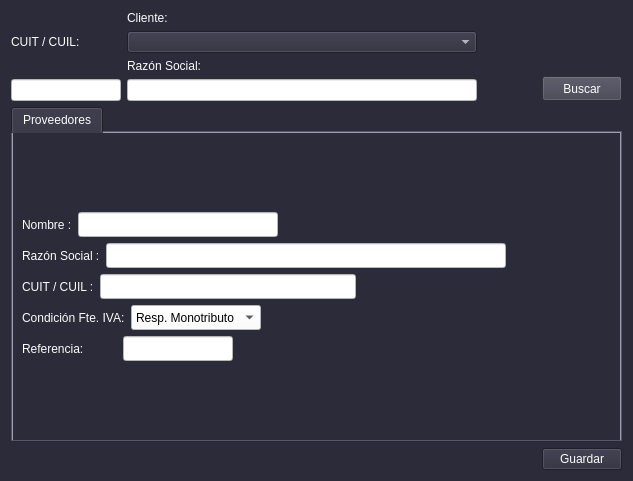
First picture: the form in form_proveedores.ui, repository lriccombene/sgc1, before the edit.
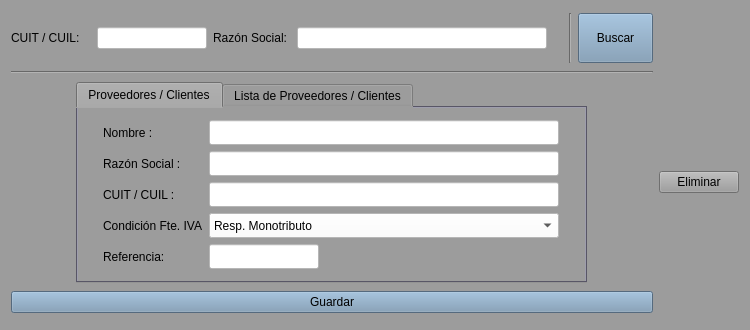
Second picture: the form after the edit.

```diff
--- a/form_proveedores.ui
+++ b/form_proveedores.ui
@@ -6,27 +6,51 @@
    <rect>
     <x>0</x>
     <y>0</y>
-    <width>633</width>
-    <height>481</height>
+    <width>750</width>
+    <height>330</height>
    </rect>
   </property>
+  <property name="minimumSize">
+   <size>
+    <width>750</width>
+    <height>300</height>
+   </size>
+  </property>
+  <property name="maximumSize">
+   <size>
+    <width>750</width>
+    <height>400</height>
+   </size>
+  </property>
   <property name="windowTitle">
    <string>Proveedores</string>
   </property>
   <property name="styleSheet">
-   <string notr="true">color: rgb(3, 3, 3);
-background-color: rgb(44, 43, 58);
-font: 10pt &quot;Liberation Sans&quot;;
-color: rgb(252, 252, 252);
-selection-background-color: rgb(155, 155, 185);</string>
+   <string notr="true">font: 10pt &quot;Liberation Sans&quot;;
+color: rgb(0, 0, 0);
+background-color: rgb(156, 156, 156);
+selection-background-color: rgb(164, 190, 221);
+selection-color: rgb(0, 0, 0);</string>
   </property>
-  <layout class="QGridLayout" name="gridLayout_2">
+  <layout class="QGridLayout" name="gridLayout_4">
    <item row="0" column="0">
-    <layout class="QHBoxLayout" name="horizontalLayout_15">
+    <layout class="QHBoxLayout" name="horizontalLayout_24">
      <item>
-      <layout class="QVBoxLayout" name="verticalLayout_2">
+      <layout class="QHBoxLayout" name="horizontalLayout_20">
        <item>
-        <widget class="QLabel" name="label_15">
+        <widget class="QLabel" name="label_19">
+         <property name="minimumSize">
+          <size>
+           <width>80</width>
+           <height>0</height>
+          </size>
+         </property>
+         <property name="maximumSize">
+          <size>
+           <width>80</width>
+           <height>16777215</height>
+          </size>
+         </property>
          <property name="text">
           <string>CUIT / CUIL: </string>
          </property>
@@ -58,19 +82,9 @@
       </layout>
      </item>
      <item>
-      <layout class="QVBoxLayout" name="verticalLayout_3">
+      <layout class="QHBoxLayout" name="horizontalLayout_23">
        <item>
-        <widget class="QLabel" name="label_2">
-         <property name="text">
-          <string>Cliente:</string>
-         </property>
-        </widget>
-       </item>
-       <item>
-        <widget class="QComboBox" name="cbx_cliente"/>
-       </item>
-       <item>
-        <widget class="QLabel" name="label_16">
+        <widget class="QLabel" name="label_20">
          <property name="text">
           <string>Razón Social: </string>
          </property>
@@ -80,13 +94,13 @@
         <widget class="QLineEdit" name="lne_razon_social">
          <property name="minimumSize">
           <size>
-           <width>350</width>
+           <width>250</width>
            <height>0</height>
           </size>
          </property>
          <property name="maximumSize">
           <size>
-           <width>350</width>
+           <width>250</width>
            <height>16777215</height>
           </size>
          </property>
@@ -96,37 +110,44 @@
          </property>
         </widget>
        </item>
+       <item>
+        <spacer name="horizontalSpacer">
+         <property name="orientation">
+          <enum>Qt::Horizontal</enum>
+         </property>
+         <property name="sizeHint" stdset="0">
+          <size>
+           <width>40</width>
+           <height>20</height>
+          </size>
+         </property>
+        </spacer>
+       </item>
       </layout>
      </item>
      <item>
-      <spacer name="horizontalSpacer_12">
+      <widget class="Line" name="line_2">
        <property name="orientation">
-        <enum>Qt::Horizontal</enum>
+        <enum>Qt::Vertical</enum>
        </property>
-       <property name="sizeHint" stdset="0">
-        <size>
-         <width>40</width>
-         <height>20</height>
-        </size>
-       </property>
-      </spacer>
+      </widget>
      </item>
-     <item alignment="Qt::AlignBottom">
+     <item>
       <widget class="QPushButton" name="btn_buscar">
        <property name="minimumSize">
         <size>
-         <width>0</width>
-         <height>25</height>
+         <width>75</width>
+         <height>50</height>
         </size>
        </property>
        <property name="maximumSize">
         <size>
-         <width>16777215</width>
-         <height>25</height>
+         <width>75</width>
+         <height>50</height>
         </size>
        </property>
        <property name="styleSheet">
-        <string notr="true">background-color: rgb(64, 63, 78);</string>
+        <string notr="true">background-color: rgb(119, 149, 177);</string>
        </property>
        <property name="text">
         <string>Buscar</string>
@@ -135,15 +156,27 @@
      </item>
     </layout>
    </item>
-   <item row="2" column="0" alignment="Qt::AlignRight">
-    <widget class="QPushButton" name="btn_guardar">
-     <property name="text">
-      <string>Guardar</string>
-     </property>
-    </widget>
-   </item>
    <item row="1" column="0">
+    <widget class="Line" name="line">
+     <property name="orientation">
+      <enum>Qt::Horizontal</enum>
+     </property>
+    </widget>
+   </item>
+   <item row="2" column="0" alignment="Qt::AlignHCenter">
     <widget class="QTabWidget" name="tabWidget">
+     <property name="minimumSize">
+      <size>
+       <width>511</width>
+       <height>201</height>
+      </size>
+     </property>
+     <property name="maximumSize">
+      <size>
+       <width>501</width>
+       <height>201</height>
+      </size>
+     </property>
      <property name="styleSheet">
       <string notr="true">QTabWidget{
 background-color: rgb(123, 121, 143);
@@ -162,224 +195,35 @@
      </property>
      <widget class="QWidget" name="tab">
       <attribute name="title">
-       <string>Proveedores</string>
+       <string>Proveedores / Clientes</string>
       </attribute>
-      <layout class="QGridLayout" name="gridLayout">
+      <layout class="QGridLayout" name="gridLayout_3">
        <item row="0" column="0">
-        <layout class="QVBoxLayout" name="verticalLayout">
+        <layout class="QHBoxLayout" name="horizontalLayout">
          <item>
-          <layout class="QHBoxLayout" name="horizontalLayout">
-           <item>
+          <layout class="QGridLayout" name="gridLayout">
+           <item row="0" column="0">
             <widget class="QLabel" name="label">
              <property name="text">
               <string>Nombre :</string>
              </property>
             </widget>
            </item>
-           <item>
-            <widget class="QLineEdit" name="lne_nombre">
-             <property name="minimumSize">
-              <size>
-               <width>200</width>
-               <height>25</height>
-              </size>
-             </property>
-             <property name="maximumSize">
-              <size>
-               <width>200</width>
-               <height>25</height>
-              </size>
-             </property>
-             <property name="styleSheet">
-              <string notr="true">background-color: rgb(255, 255, 255);</string>
-             </property>
-            </widget>
-           </item>
-           <item>
-            <spacer name="horizontalSpacer_5">
-             <property name="orientation">
-              <enum>Qt::Horizontal</enum>
-             </property>
-             <property name="sizeHint" stdset="0">
-              <size>
-               <width>40</width>
-               <height>20</height>
-              </size>
-             </property>
-            </spacer>
-           </item>
-           <item>
-            <spacer name="horizontalSpacer_11">
-             <property name="orientation">
-              <enum>Qt::Horizontal</enum>
-             </property>
-             <property name="sizeHint" stdset="0">
-              <size>
-               <width>40</width>
-               <height>20</height>
-              </size>
-             </property>
-            </spacer>
-           </item>
-           <item>
-            <spacer name="horizontalSpacer_7">
-             <property name="orientation">
-              <enum>Qt::Horizontal</enum>
-             </property>
-             <property name="sizeHint" stdset="0">
-              <size>
-               <width>40</width>
-               <height>20</height>
-              </size>
-             </property>
-            </spacer>
-           </item>
-           <item>
-            <spacer name="horizontalSpacer_9">
-             <property name="orientation">
-              <enum>Qt::Horizontal</enum>
-             </property>
-             <property name="sizeHint" stdset="0">
-              <size>
-               <width>40</width>
-               <height>20</height>
-              </size>
-             </property>
-            </spacer>
-           </item>
-           <item>
-            <spacer name="horizontalSpacer_6">
-             <property name="orientation">
-              <enum>Qt::Horizontal</enum>
-             </property>
-             <property name="sizeHint" stdset="0">
-              <size>
-               <width>40</width>
-               <height>20</height>
-              </size>
-             </property>
-            </spacer>
-           </item>
-           <item>
-            <spacer name="horizontalSpacer_8">
-             <property name="orientation">
-              <enum>Qt::Horizontal</enum>
-             </property>
-             <property name="sizeHint" stdset="0">
-              <size>
-               <width>40</width>
-               <height>20</height>
-              </size>
-             </property>
-            </spacer>
-           </item>
-           <item>
-            <spacer name="horizontalSpacer">
-             <property name="orientation">
-              <enum>Qt::Horizontal</enum>
-             </property>
-             <property name="sizeHint" stdset="0">
-              <size>
-               <width>40</width>
-               <height>20</height>
-              </size>
-             </property>
-            </spacer>
-           </item>
-          </layout>
-         </item>
-         <item>
-          <layout class="QHBoxLayout" name="horizontalLayout_2">
-           <item>
+           <item row="1" column="0">
             <widget class="QLabel" name="label_3">
              <property name="text">
               <string>Razón Social :</string>
              </property>
             </widget>
            </item>
-           <item>
-            <widget class="QLineEdit" name="lne_razon_social_proveedor">
-             <property name="enabled">
-              <bool>true</bool>
-             </property>
-             <property name="minimumSize">
-              <size>
-               <width>400</width>
-               <height>25</height>
-              </size>
-             </property>
-             <property name="maximumSize">
-              <size>
-               <width>400</width>
-               <height>25</height>
-              </size>
-             </property>
-             <property name="styleSheet">
-              <string notr="true">background-color: rgb(255, 255, 255);</string>
-             </property>
-            </widget>
-           </item>
-           <item>
-            <spacer name="horizontalSpacer_10">
-             <property name="orientation">
-              <enum>Qt::Horizontal</enum>
-             </property>
-             <property name="sizeHint" stdset="0">
-              <size>
-               <width>40</width>
-               <height>20</height>
-              </size>
-             </property>
-            </spacer>
-           </item>
-          </layout>
-         </item>
-         <item>
-          <layout class="QHBoxLayout" name="horizontalLayout_3">
-           <item>
+           <item row="2" column="0">
             <widget class="QLabel" name="label_4">
              <property name="text">
               <string>CUIT / CUIL :</string>
              </property>
             </widget>
            </item>
-           <item>
-            <widget class="QLineEdit" name="lne_cuit_proveedor">
-             <property name="minimumSize">
-              <size>
-               <width>0</width>
-               <height>25</height>
-              </size>
-             </property>
-             <property name="maximumSize">
-              <size>
-               <width>16777215</width>
-               <height>25</height>
-              </size>
-             </property>
-             <property name="styleSheet">
-              <string notr="true">background-color: rgb(255, 255, 255);</string>
-             </property>
-            </widget>
-           </item>
-           <item>
-            <spacer name="horizontalSpacer_2">
-             <property name="orientation">
-              <enum>Qt::Horizontal</enum>
-             </property>
-             <property name="sizeHint" stdset="0">
-              <size>
-               <width>40</width>
-               <height>20</height>
-              </size>
-             </property>
-            </spacer>
-           </item>
-          </layout>
-         </item>
-         <item>
-          <layout class="QHBoxLayout" name="horizontalLayout_4">
-           <item>
+           <item row="3" column="0">
             <widget class="QLabel" name="label_5">
              <property name="minimumSize">
               <size>
@@ -390,7 +234,7 @@
              <property name="maximumSize">
               <size>
                <width>120</width>
-               <height>16777215</height>
+               <height>25</height>
               </size>
              </property>
              <property name="text">
@@ -398,17 +242,100 @@
              </property>
             </widget>
            </item>
-           <item>
+           <item row="4" column="0">
+            <widget class="QLabel" name="label_7">
+             <property name="minimumSize">
+              <size>
+               <width>95</width>
+               <height>0</height>
+              </size>
+             </property>
+             <property name="maximumSize">
+              <size>
+               <width>95</width>
+               <height>16777215</height>
+              </size>
+             </property>
+             <property name="text">
+              <string>Referencia: </string>
+             </property>
+            </widget>
+           </item>
+          </layout>
+         </item>
+         <item>
+          <layout class="QGridLayout" name="gridLayout_2">
+           <item row="0" column="0">
+            <widget class="QLineEdit" name="lne_nombre">
+             <property name="minimumSize">
+              <size>
+               <width>350</width>
+               <height>25</height>
+              </size>
+             </property>
+             <property name="maximumSize">
+              <size>
+               <width>350</width>
+               <height>25</height>
+              </size>
+             </property>
+             <property name="styleSheet">
+              <string notr="true">background-color: rgb(255, 255, 255);</string>
+             </property>
+            </widget>
+           </item>
+           <item row="1" column="0">
+            <widget class="QLineEdit" name="lne_razon_social_proveedor">
+             <property name="enabled">
+              <bool>true</bool>
+             </property>
+             <property name="minimumSize">
+              <size>
+               <width>350</width>
+               <height>25</height>
+              </size>
+             </property>
+             <property name="maximumSize">
+              <size>
+               <width>350</width>
+               <height>25</height>
+              </size>
+             </property>
+             <property name="styleSheet">
+              <string notr="true">background-color: rgb(255, 255, 255);</string>
+             </property>
+            </widget>
+           </item>
+           <item row="2" column="0">
+            <widget class="QLineEdit" name="lne_cuit_proveedor">
+             <property name="minimumSize">
+              <size>
+               <width>350</width>
+               <height>25</height>
+              </size>
+             </property>
+             <property name="maximumSize">
+              <size>
+               <width>350</width>
+               <height>25</height>
+              </size>
+             </property>
+             <property name="styleSheet">
+              <string notr="true">background-color: rgb(255, 255, 255);</string>
+             </property>
+            </widget>
+           </item>
+           <item row="3" column="0">
             <widget class="QComboBox" name="cbx_iva">
              <property name="minimumSize">
               <size>
-               <width>0</width>
+               <width>350</width>
                <height>25</height>
               </size>
              </property>
              <property name="maximumSize">
               <size>
-               <width>16777215</width>
+               <width>350</width>
                <height>25</height>
               </size>
              </property>
@@ -442,43 +369,7 @@
              </item>
             </widget>
            </item>
-           <item>
-            <spacer name="horizontalSpacer_3">
-             <property name="orientation">
-              <enum>Qt::Horizontal</enum>
-             </property>
-             <property name="sizeHint" stdset="0">
-              <size>
-               <width>40</width>
-               <height>20</height>
-              </size>
-             </property>
-            </spacer>
-           </item>
-          </layout>
-         </item>
-         <item>
-          <layout class="QHBoxLayout" name="horizontalLayout_5">
-           <item>
-            <widget class="QLabel" name="label_7">
-             <property name="minimumSize">
-              <size>
-               <width>95</width>
-               <height>0</height>
-              </size>
-             </property>
-             <property name="maximumSize">
-              <size>
-               <width>95</width>
-               <height>16777215</height>
-              </size>
-             </property>
-             <property name="text">
-              <string>Referencia: </string>
-             </property>
-            </widget>
-           </item>
-           <item>
+           <item row="4" column="0">
             <widget class="QLineEdit" name="lne_ref">
              <property name="minimumSize">
               <size>
@@ -497,25 +388,59 @@
              </property>
             </widget>
            </item>
-           <item>
-            <spacer name="horizontalSpacer_4">
-             <property name="orientation">
-              <enum>Qt::Horizontal</enum>
-             </property>
-             <property name="sizeHint" stdset="0">
-              <size>
-               <width>40</width>
-               <height>20</height>
-              </size>
-             </property>
-            </spacer>
-           </item>
           </layout>
          </item>
         </layout>
        </item>
       </layout>
      </widget>
+     <widget class="QWidget" name="tab_2">
+      <attribute name="title">
+       <string>Lista de Proveedores / Clientes</string>
+      </attribute>
+      <widget class="QTableWidget" name="tw_proveedores">
+       <property name="geometry">
+        <rect>
+         <x>50</x>
+         <y>10</y>
+         <width>431</width>
+         <height>151</height>
+        </rect>
+       </property>
+       <column>
+        <property name="text">
+         <string>Cuit/Cuil</string>
+        </property>
+       </column>
+       <column>
+        <property name="text">
+         <string>Nombre</string>
+        </property>
+       </column>
+       <column>
+        <property name="text">
+         <string>Razon Social</string>
+        </property>
+       </column>
+      </widget>
+     </widget>
+    </widget>
+   </item>
+   <item row="3" column="0">
+    <widget class="QPushButton" name="btn_guardar">
+     <property name="styleSheet">
+      <string notr="true">background-color: rgb(119, 149, 177);</string>
+     </property>
+     <property name="text">
+      <string>Guardar</string>
+     </property>
+    </widget>
+   </item>
+   <item row="2" column="1">
+    <widget class="QPushButton" name="btn_eliminar">
+     <property name="text">
+      <string>Eliminar</string>
+     </property>
     </widget>
    </item>
   </layout>
```
Left out of the diff: 1 changed line with no effect on the pictures.
